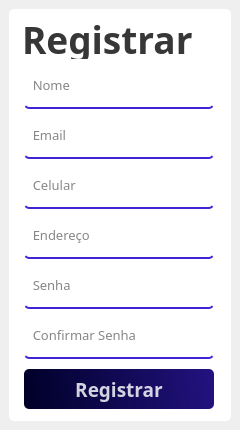
The window that Designer/register.ui (Kaue-14/PATP_Nivel_2) describes before a commit, drawn with Qt 5.
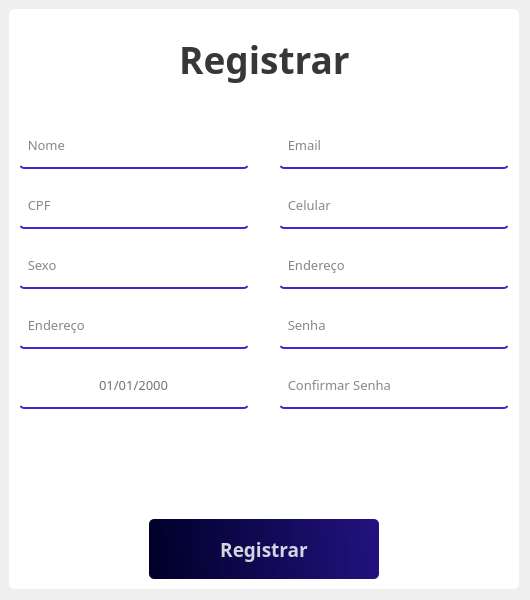
The same window after the commit. Icons and pictures are not drawn.

Commit message:
Reformulação da tela de registro
Fiz uma atualização na tela de registro para colocar algumas informações fechar com a classe pessoa

Patch:
```diff
--- a/Designer/register.ui
+++ b/Designer/register.ui
@@ -6,14 +6,14 @@
    <rect>
     <x>0</x>
     <y>0</y>
-    <width>240</width>
-    <height>430</height>
+    <width>530</width>
+    <height>600</height>
    </rect>
   </property>
   <property name="minimumSize">
    <size>
-    <width>240</width>
-    <height>430</height>
+    <width>530</width>
+    <height>600</height>
    </size>
   </property>
   <property name="maximumSize">
@@ -42,8 +42,8 @@
     <rect>
      <x>9</x>
      <y>9</y>
-     <width>222</width>
-     <height>412</height>
+     <width>510</width>
+     <height>580</height>
     </rect>
    </property>
    <property name="styleSheet">
@@ -53,10 +53,10 @@
    <widget class="QLabel" name="title_register">
     <property name="geometry">
      <rect>
-      <x>13</x>
-      <y>10</y>
-      <width>201</width>
-      <height>40</height>
+      <x>0</x>
+      <y>20</y>
+      <width>511</width>
+      <height>61</height>
      </rect>
     </property>
     <property name="font">
@@ -67,20 +67,26 @@
       <bold>true</bold>
      </font>
     </property>
+    <property name="layoutDirection">
+     <enum>Qt::LeftToRight</enum>
+    </property>
     <property name="styleSheet">
      <string notr="true">color:rgba(0, 0, 0, 200);</string>
     </property>
     <property name="text">
      <string>Registrar</string>
     </property>
+    <property name="alignment">
+     <set>Qt::AlignCenter</set>
+    </property>
    </widget>
    <widget class="QPushButton" name="button_register">
     <property name="geometry">
      <rect>
-      <x>15</x>
-      <y>360</y>
-      <width>190</width>
-      <height>40</height>
+      <x>140</x>
+      <y>510</y>
+      <width>230</width>
+      <height>60</height>
      </rect>
     </property>
     <property name="font">
@@ -113,9 +119,9 @@
    <widget class="QLineEdit" name="input_password_confirme">
     <property name="geometry">
      <rect>
-      <x>15</x>
-      <y>310</y>
-      <width>190</width>
+      <x>270</x>
+      <y>360</y>
+      <width>230</width>
       <height>40</height>
      </rect>
     </property>
@@ -145,9 +151,9 @@
    <widget class="QLineEdit" name="input_password">
     <property name="geometry">
      <rect>
-      <x>15</x>
-      <y>260</y>
-      <width>190</width>
+      <x>270</x>
+      <y>300</y>
+      <width>230</width>
       <height>40</height>
      </rect>
     </property>
@@ -174,9 +180,9 @@
    <widget class="QLineEdit" name="input_email">
     <property name="geometry">
      <rect>
-      <x>15</x>
-      <y>110</y>
-      <width>190</width>
+      <x>270</x>
+      <y>120</y>
+      <width>230</width>
       <height>40</height>
      </rect>
     </property>
@@ -203,9 +209,9 @@
    <widget class="QLineEdit" name="input_adress">
     <property name="geometry">
      <rect>
-      <x>15</x>
-      <y>210</y>
-      <width>190</width>
+      <x>270</x>
+      <y>240</y>
+      <width>230</width>
       <height>40</height>
      </rect>
     </property>
@@ -232,9 +238,9 @@
    <widget class="QLineEdit" name="input_phone">
     <property name="geometry">
      <rect>
-      <x>15</x>
-      <y>160</y>
-      <width>190</width>
+      <x>270</x>
+      <y>180</y>
+      <width>230</width>
       <height>40</height>
      </rect>
     </property>
@@ -261,9 +267,9 @@
    <widget class="QLineEdit" name="input_name">
     <property name="geometry">
      <rect>
-      <x>15</x>
-      <y>60</y>
-      <width>190</width>
+      <x>10</x>
+      <y>120</y>
+      <width>230</width>
       <height>40</height>
      </rect>
     </property>
@@ -287,6 +293,171 @@
      <string>  Nome</string>
     </property>
    </widget>
+   <widget class="QLineEdit" name="input_adress_2">
+    <property name="geometry">
+     <rect>
+      <x>10</x>
+      <y>300</y>
+      <width>230</width>
+      <height>40</height>
+     </rect>
+    </property>
+    <property name="font">
+     <font>
+      <family>JetBrains Mono</family>
+      <pointsize>10</pointsize>
+     </font>
+    </property>
+    <property name="styleSheet">
+     <string notr="true">background-color:rgba(0, 0, 0, 0);
+border:none;
+border-bottom:2px solid rgb(67, 36, 212);
+color:rgba(0, 0, 0, 240);
+padding-bottom:7px;</string>
+    </property>
+    <property name="echoMode">
+     <enum>QLineEdit::Password</enum>
+    </property>
+    <property name="placeholderText">
+     <string>  Endereço</string>
+    </property>
+   </widget>
+   <widget class="QLineEdit" name="input_cpf">
+    <property name="geometry">
+     <rect>
+      <x>10</x>
+      <y>180</y>
+      <width>230</width>
+      <height>40</height>
+     </rect>
+    </property>
+    <property name="font">
+     <font>
+      <family>JetBrains Mono</family>
+      <pointsize>10</pointsize>
+     </font>
+    </property>
+    <property name="styleSheet">
+     <string notr="true">background-color:rgba(0, 0, 0, 0);
+border:none;
+border-bottom:2px solid rgb(67, 36, 212);
+color:rgba(0, 0, 0, 240);
+padding-bottom:7px;</string>
+    </property>
+    <property name="echoMode">
+     <enum>QLineEdit::Normal</enum>
+    </property>
+    <property name="placeholderText">
+     <string>  CPF</string>
+    </property>
+   </widget>
+   <widget class="QLineEdit" name="input_sexo">
+    <property name="geometry">
+     <rect>
+      <x>10</x>
+      <y>240</y>
+      <width>230</width>
+      <height>40</height>
+     </rect>
+    </property>
+    <property name="font">
+     <font>
+      <family>JetBrains Mono</family>
+      <pointsize>10</pointsize>
+     </font>
+    </property>
+    <property name="styleSheet">
+     <string notr="true">background-color:rgba(0, 0, 0, 0);
+border:none;
+border-bottom:2px solid rgb(67, 36, 212);
+color:rgba(0, 0, 0, 240);
+padding-bottom:7px;</string>
+    </property>
+    <property name="echoMode">
+     <enum>QLineEdit::Normal</enum>
+    </property>
+    <property name="placeholderText">
+     <string>  Sexo</string>
+    </property>
+   </widget>
+   <widget class="QDateEdit" name="input_data">
+    <property name="geometry">
+     <rect>
+      <x>10</x>
+      <y>360</y>
+      <width>230</width>
+      <height>40</height>
+     </rect>
+    </property>
+    <property name="sizePolicy">
+     <sizepolicy hsizetype="Minimum" vsizetype="Fixed">
+      <horstretch>0</horstretch>
+      <verstretch>0</verstretch>
+     </sizepolicy>
+    </property>
+    <property name="baseSize">
+     <size>
+      <width>0</width>
+      <height>0</height>
+     </size>
+    </property>
+    <property name="font">
+     <font>
+      <family>JetBrains Mono</family>
+      <pointsize>10</pointsize>
+      <weight>50</weight>
+      <bold>false</bold>
+     </font>
+    </property>
+    <property name="layoutDirection">
+     <enum>Qt::LeftToRight</enum>
+    </property>
+    <property name="styleSheet">
+     <string notr="true">background-color:rgba(0, 0, 0, 0);
+border:none;
+border-bottom:2px solid rgb(67, 36, 212);
+color:rgba(0, 0, 0, 140);
+padding-bottom:7px;</string>
+    </property>
+    <property name="alignment">
+     <set>Qt::AlignCenter</set>
+    </property>
+    <property name="buttonSymbols">
+     <enum>QAbstractSpinBox::NoButtons</enum>
+    </property>
+    <property name="displayFormat">
+     <string>dd/MM/yyyy</string>
+    </property>
+   </widget>
+   <widget class="QPushButton" name="button_calendar">
+    <property name="geometry">
+     <rect>
+      <x>200</x>
+      <y>360</y>
+      <width>40</width>
+      <height>40</height>
+     </rect>
+    </property>
+    <property name="font">
+     <font>
+      <family>MS Shell Dlg 2</family>
+      <pointsize>2</pointsize>
+     </font>
+    </property>
+    <property name="styleSheet">
+     <string notr="true">background-color:rgba(0, 0, 0, 0);
+border:none;
+color:rgba(0, 0, 0, 240);
+</string>
+    </property>
+    <property name="text">
+     <string/>
+    </property>
+    <property name="icon">
+     <iconset>
+      <normaloff>calendar_icon.webp</normaloff>calendar_icon.webp</iconset>
+    </property>
+   </widget>
    <zorder>title_register</zorder>
    <zorder>button_register</zorder>
    <zorder>input_password_confirme</zorder>
```
Left out of the diff: 5 changed lines with no effect on the pictures. The commit also changes 4 other files.
